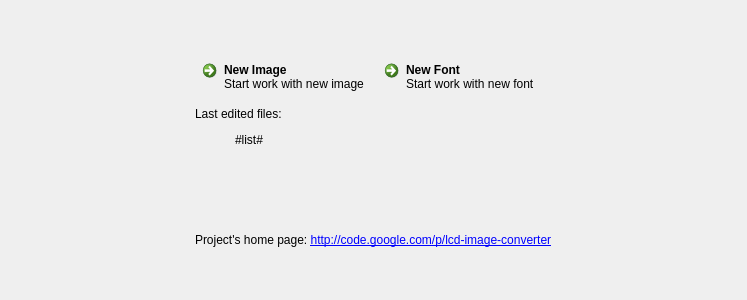
The window that controls/starttab.ui (riuson/lcd-image-converter) describes before a commit, drawn with Qt 5.
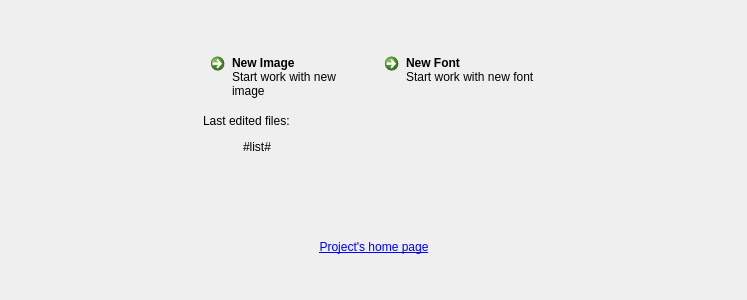
The same window after the commit.

Diff of the .ui file:
```diff
--- a/controls/starttab.ui
+++ b/controls/starttab.ui
@@ -108,7 +108,10 @@
        <item>
         <widget class="QLabel" name="label">
          <property name="text">
-          <string>Project's home page: &lt;a href=&quot;http://code.google.com/p/lcd-image-converter&quot;&gt;http://code.google.com/p/lcd-image-converter&lt;/a&gt;</string>
+          <string>&lt;a href=&quot;http://code.google.com/p/lcd-image-converter&quot;&gt;Project's home page&lt;/a&gt;</string>
+         </property>
+         <property name="alignment">
+          <set>Qt::AlignCenter</set>
          </property>
          <property name="openExternalLinks">
           <bool>true</bool>
```
Left out of the diff: 4 changed lines with no effect on the pictures.
